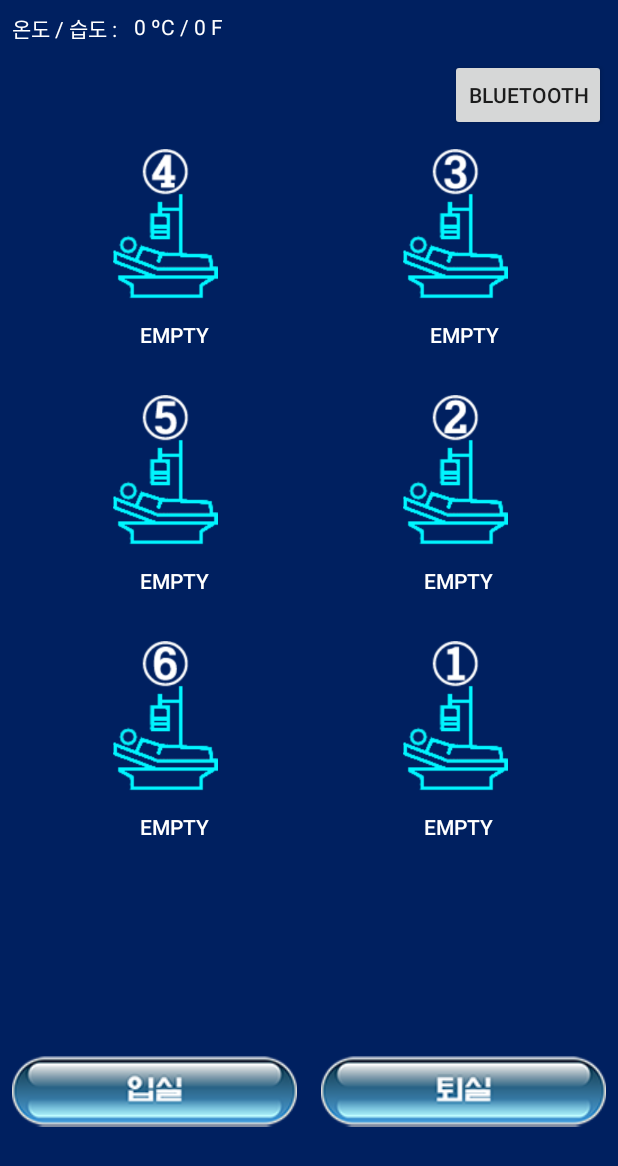
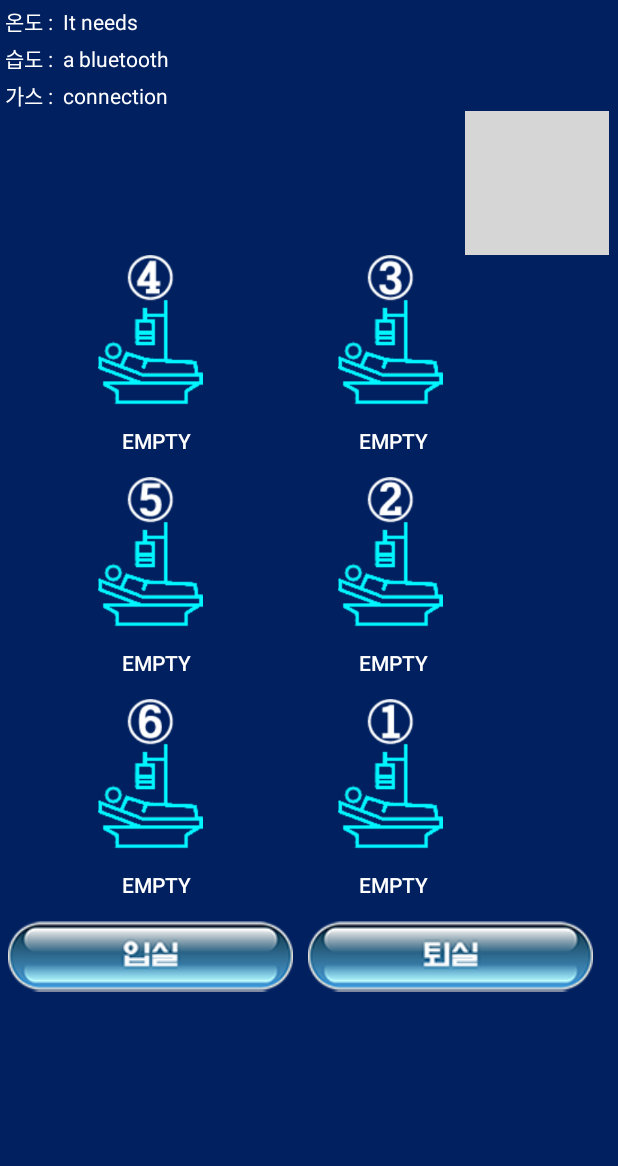
Before and after one commit to Jake2433/HospitalRoom, an Android app: the Room screen opened directly, with no data from a screen before it, on a phone screen of 412 x 824 dp. Shown: the top 1166 px of the screen. Run offline under Robolectric (Android 15) with nearby library versions, the phone set to English and light mode, and no system bars; 3 statements that could not run were skipped; grey boxes are pictures that could not be loaded.

Commit message:
블루투스 내용 파싱 및 마무리 작업

```diff
--- a/app/src/main/res/layout/activity_room.xml
+++ b/app/src/main/res/layout/activity_room.xml
@@ -1,250 +1,257 @@
 <?xml version="1.0" encoding="utf-8"?>
-<android.support.constraint.ConstraintLayout xmlns:android="http://schemas.android.com/apk/res/android"
+<TableLayout xmlns:android="http://schemas.android.com/apk/res/android"
     xmlns:app="http://schemas.android.com/apk/res-auto"
     xmlns:tools="http://schemas.android.com/tools"
     android:orientation="vertical" android:layout_width="match_parent"
     android:layout_height="match_parent"
     android:background="#002060">
 
+    <TableRow android:layout_width="wrap_content">
+
+        <LinearLayout>
         <TextView
             android:id="@+id/textView2"
-        android:layout_width="0dp"
+            android:layout_width="wrap_content"
             android:layout_height="wrap_content"
-        android:text="온도 / 습도 : "
-        android:textColor="#ffffff"
-        app:layout_constraintTop_toTopOf="parent"
-        android:layout_marginTop="8dp"
-        android:layout_marginLeft="8dp"
-        app:layout_constraintLeft_toLeftOf="parent"
-        android:layout_marginStart="8dp" />
+            android:layout_marginLeft="3dp"
+            android:layout_marginTop="3dp"
+            android:text="온도 : "
+            android:textColor="#ffffff"/>
 
         <TextView
-        android:id="@+id/tv_value"
-        android:layout_width="0dp"
+            android:id="@+id/tv_temp"
+            android:layout_width="wrap_content"
             android:layout_height="wrap_content"
-        android:text="0 ºC / 0 F"
-        android:textColor="#ffffff"
-        app:layout_constraintTop_toTopOf="parent"
-        android:layout_marginTop="8dp"
-        app:layout_constraintLeft_toRightOf="@+id/textView2"
-        android:layout_marginLeft="8dp"
-        android:layout_marginRight="8dp"
-        app:layout_constraintRight_toRightOf="parent"
-        android:layout_marginStart="8dp"
-        android:layout_marginEnd="8dp" />
+            android:layout_marginTop="3dp"
+            android:layout_marginLeft="3dp"
+            android:text="It needs"
+            android:textColor="#FFFFFF"/>
+        </LinearLayout>
+    </TableRow>
+
+    <TableRow>
+        <LinearLayout>
+            <TextView
+                android:id="@+id/textView3"
+                android:layout_width="wrap_content"
+                android:layout_height="wrap_content"
+                android:layout_marginLeft="3dp"
+                android:layout_marginTop="3dp"
+                android:text="습도 : "
+                android:textColor="#ffffff"/>
+            <TextView
+                android:id="@+id/tv_humi"
+                android:layout_width="wrap_content"
+                android:layout_height="wrap_content"
+                android:layout_marginTop="3dp"
+                android:layout_marginLeft="3dp"
+                android:text="a bluetooth"
+                android:textColor="#FFFFFF" />
+        </LinearLayout>
+    </TableRow>
+
+    <TableRow>
+        <LinearLayout>
+            <TextView
+                android:id="@+id/textView4"
+                android:layout_width="wrap_content"
+                android:layout_height="wrap_content"
+                android:layout_marginLeft="3dp"
+                android:layout_marginTop="3dp"
+                android:text="가스 : "
+                android:textColor="#ffffff" />
+            <TextView
+                android:id="@+id/tv_gas"
+                android:layout_width="wrap_content"
+                android:layout_height="wrap_content"
+                android:layout_marginTop="3dp"
+                android:layout_marginLeft="3dp"
+                android:text="connection"
+                android:textColor="#FFFFFF"/>
+        </LinearLayout>
+    </TableRow>
+
+    <TableRow
+        android:layout_width="match_parent"
+        android:layout_height="match_parent">
+
+        <LinearLayout>
+
+            <android.support.v7.widget.AppCompatImageView
+                android:id="@+id/button_connect"
+                android:layout_width="wrap_content"
+                android:layout_height="wrap_content"
+                android:layout_marginLeft="310dp"
+                android:onClick="CliBluetooth"
+                android:text="블루투스"
+                app:srcCompat="@drawable/bluetooth" />
+        </LinearLayout>
+    </TableRow>
+
+    <TableRow>
+        <LinearLayout android:layout_gravity="center_vertical">
+            <android.support.v7.widget.AppCompatImageView
+                android:id="@+id/Iv_FourthP"
+                android:layout_width="100dp"
+                android:layout_height="100dp"
+                android:layout_marginLeft="50dp"
+                android:layout_marginRight="50dp"
+                android:onClick="CliFourthP"
+                app:srcCompat="@drawable/patient4" />
+
+            <android.support.v7.widget.AppCompatImageView
+                android:id="@+id/Iv_ThirdP"
+                android:layout_width="100dp"
+                android:layout_height="100dp"
+                android:layout_marginLeft="10dp"
+                android:layout_marginRight="50dp"
+                android:onClick="CliThirdP"
+                app:srcCompat="@drawable/patient3" />
+        </LinearLayout>
+    </TableRow>
+
+    <TableRow>
+        <LinearLayout android:layout_gravity="center_vertical">
+            <Button
+                android:id="@+id/Btn_FourthP"
+                android:layout_width="wrap_content"
+                android:layout_height="wrap_content"
+                android:layout_marginLeft="60dp"
+                android:layout_marginRight="50dp"
+                android:background="#00000000"
+                android:onClick="CliFourthP"
+                android:text="EMPTY"
+                android:textColor="#ffffff"/>
 
             <Button
-        android:id="@+id/Btn_FirstP"
-        android:layout_width="180dp"
-        android:layout_height="48dp"
+                android:id="@+id/Btn_ThirdP"
+                android:layout_width="wrap_content"
+                android:layout_height="wrap_content"
+                android:layout_marginLeft="20dp"
+                android:layout_marginRight="50dp"
                 android:background="#00000000"
-        android:onClick="CliFirstP"
+                android:onClick="CliThirdP"
+                android:text="EMPTY"
+                android:textColor="#ffffff" />
+
+        </LinearLayout>
+    </TableRow>
+
+    <TableRow>
+        <LinearLayout android:layout_gravity="center_vertical">
+            <android.support.v7.widget.AppCompatImageView
+                android:id="@+id/Iv_FifthP"
+                android:layout_width="100dp"
+                android:layout_height="100dp"
+                app:srcCompat="@drawable/patient5"
+                android:layout_marginLeft="50dp"
+                android:layout_marginRight="50dp"
+                android:onClick="CliFifthP" />
+
+            <android.support.v7.widget.AppCompatImageView
+                android:id="@+id/Iv_SecondP"
+                android:layout_width="100dp"
+                android:layout_height="100dp"
+                app:srcCompat="@drawable/patient2"
+                android:layout_marginLeft="10dp"
+                android:layout_marginRight="50dp"
+                android:onClick="CliSecondP"/>
+
+        </LinearLayout>
+    </TableRow>
+
+    <TableRow>
+        <LinearLayout android:layout_gravity="center_vertical">
+            <Button
+                android:id="@+id/Btn_FifthP"
+                android:layout_width="wrap_content"
+                android:layout_height="wrap_content"
+                android:background="#00000000"
+                android:onClick="CliFifthP"
                 android:text="EMPTY"
                 android:textColor="#ffffff"
-        app:layout_constraintTop_toBottomOf="@+id/Iv_FirstP"
-        android:layout_marginRight="16dp"
-        app:layout_constraintRight_toRightOf="parent"
-        app:layout_constraintLeft_toRightOf="@+id/Btn_SixthP"
-        android:layout_marginLeft="8dp"
-        android:layout_marginStart="8dp"
-        android:layout_marginEnd="16dp" />
-
+                android:layout_marginLeft="60dp"
+                android:layout_marginRight="50dp"/>
             <Button
                 android:id="@+id/Btn_SecondP"
-        android:layout_width="180dp"
-        android:layout_height="48dp"
+                android:layout_width="wrap_content"
+                android:layout_height="wrap_content"
                 android:background="#00000000"
                 android:onClick="CliSecondP"
                 android:text="EMPTY"
                 android:textColor="#ffffff"
-        app:layout_constraintTop_toBottomOf="@+id/Iv_SecondP"
-        android:layout_marginRight="16dp"
-        app:layout_constraintRight_toRightOf="parent"
-        app:layout_constraintLeft_toRightOf="@+id/Btn_FifthP"
-        android:layout_marginLeft="8dp"
-        android:layout_marginStart="8dp"
-        android:layout_marginEnd="16dp" />
+                android:layout_marginLeft="20dp"
+                android:layout_marginRight="50dp"/>
+        </LinearLayout>
+    </TableRow>
 
-    <Button
-        android:id="@+id/Btn_ThirdP"
-        android:layout_width="180dp"
-        android:layout_height="48dp"
-        android:layout_marginRight="8dp"
-        android:background="#00000000"
-        android:onClick="CliThirdP"
-        android:text="EMPTY"
-        android:textColor="#ffffff"
-        app:layout_constraintRight_toRightOf="parent"
-        app:layout_constraintTop_toBottomOf="@+id/Iv_ThirdP"
-        android:layout_marginEnd="8dp"
-        app:layout_constraintLeft_toRightOf="@+id/Btn_FourthP"
-        android:layout_marginLeft="8dp"
-        android:layout_marginStart="8dp" />
-
-    <Button
-        android:id="@+id/Btn_FourthP"
-        android:layout_width="180dp"
-        android:layout_height="48dp"
-        android:layout_marginLeft="26dp"
-        android:background="#00000000"
-        android:onClick="CliFourthP"
-        android:text="EMPTY"
-        android:textColor="#ffffff"
-        app:layout_constraintLeft_toLeftOf="parent"
-        app:layout_constraintTop_toBottomOf="@+id/Iv_FourthP"
-        android:layout_marginStart="26dp" />
-
-    <Button
-        android:id="@+id/Btn_FifthP"
-        android:layout_width="180dp"
-        android:layout_height="48dp"
-        android:background="#00000000"
-        android:onClick="CliFifthP"
-        android:text="EMPTY"
-        android:textColor="#ffffff"
-        app:layout_constraintTop_toBottomOf="@+id/Iv_FifthP"
-        android:layout_marginLeft="26dp"
-        app:layout_constraintLeft_toLeftOf="parent"
-        android:layout_marginStart="26dp" />
-
-    <Button
-        android:id="@+id/Btn_SixthP"
-        android:layout_width="180dp"
-        android:layout_height="48dp"
-        android:background="#00000000"
+    <TableRow>
+        <LinearLayout android:layout_gravity="center_vertical">
+            <android.support.v7.widget.AppCompatImageView
+                android:id="@+id/Iv_SixthP"
+                android:layout_width="100dp"
+                android:layout_height="100dp"
+                app:srcCompat="@drawable/patient6"
                 android:onClick="CliSixthP"
-        android:text="EMPTY"
-        android:textColor="#ffffff"
-        app:layout_constraintLeft_toLeftOf="parent"
-        app:layout_constraintTop_toBottomOf="@+id/Iv_SixthP"
-        android:layout_marginLeft="26dp"
-        android:layout_marginStart="26dp" />
-
-    <android.support.v7.widget.AppCompatImageButton
-        android:id="@+id/Btn_add"
-        android:layout_width="wrap_content"
-        android:layout_height="wrap_content"
-        android:layout_marginLeft="16dp"
-        android:layout_marginStart="8dp"
-        android:layout_marginTop="8dp"
-        android:background="#00000000"
-        android:onClick="CliAdd"
-        android:text="입실"
-        app:layout_constraintBottom_toBottomOf="parent"
-        app:layout_constraintLeft_toLeftOf="parent"
-        app:layout_constraintTop_toBottomOf="@+id/Btn_SixthP"
-        app:layout_constraintVertical_bias="0.652"
-        app:srcCompat="@drawable/checkin"
-        android:layout_marginBottom="8dp" />
-
-    <android.support.v7.widget.AppCompatImageButton
-        android:id="@+id/Btn_rmv"
-        android:layout_width="wrap_content"
-        android:layout_height="wrap_content"
-        android:layout_marginBottom="8dp"
-        android:layout_marginTop="8dp"
-        android:background="#00000000"
-        android:onClick="CliRmv"
-        android:text="퇴실"
-        app:layout_constraintBottom_toBottomOf="parent"
-        app:layout_constraintTop_toBottomOf="@+id/Btn_FirstP"
-        app:layout_constraintVertical_bias="0.652"
-        app:srcCompat="@drawable/checkout"
-        app:layout_constraintLeft_toRightOf="@+id/Btn_add"
-        android:layout_marginLeft="8dp"
-        android:layout_marginRight="8dp"
-        app:layout_constraintRight_toRightOf="parent"
-        app:layout_constraintHorizontal_bias="1.0" />
-
+                android:layout_marginLeft="50dp"
+                android:layout_marginRight="50dp"/>
             <android.support.v7.widget.AppCompatImageView
                 android:id="@+id/Iv_FirstP"
                 android:layout_width="100dp"
                 android:layout_height="100dp"
                 app:srcCompat="@drawable/patient1"
                 android:onClick="CliFirstP"
-        android:layout_marginTop="16dp"
-        app:layout_constraintTop_toBottomOf="@+id/Btn_SecondP"
-        app:layout_constraintLeft_toRightOf="@+id/Iv_SixthP"
-        android:layout_marginRight="8dp"
-        app:layout_constraintRight_toRightOf="parent"
-        android:layout_marginEnd="8dp"
-        app:layout_constraintHorizontal_bias="0.65" />
+                android:layout_marginLeft="10dp"
+                android:layout_marginRight="50dp"/>
+        </LinearLayout>
+    </TableRow>
 
-    <android.support.v7.widget.AppCompatImageView
-        android:id="@+id/Iv_SecondP"
-        android:layout_width="100dp"
-        android:layout_height="100dp"
-        app:srcCompat="@drawable/patient2"
-        android:onClick="CliSecondP"
-        android:layout_marginTop="16dp"
-        app:layout_constraintTop_toBottomOf="@+id/Btn_ThirdP"
-        app:layout_constraintLeft_toRightOf="@+id/Iv_FifthP"
-        android:layout_marginRight="8dp"
-        app:layout_constraintRight_toRightOf="parent"
-        android:layout_marginEnd="8dp"
-        app:layout_constraintHorizontal_bias="0.65" />
-
-    <android.support.v7.widget.AppCompatImageView
-        android:id="@+id/Iv_ThirdP"
-        android:layout_width="100dp"
-        android:layout_height="100dp"
-        app:srcCompat="@drawable/patient3"
-        android:onClick="CliThirdP"
-        app:layout_constraintLeft_toRightOf="@+id/Iv_FourthP"
-        android:layout_marginRight="8dp"
-        app:layout_constraintRight_toRightOf="parent"
-        android:layout_marginEnd="8dp"
-        app:layout_constraintHorizontal_bias="0.65"
-        android:layout_marginTop="72dp"
-        app:layout_constraintTop_toBottomOf="@+id/tv_value" />
-
-    <android.support.v7.widget.AppCompatImageView
-        android:id="@+id/Iv_SixthP"
-        android:layout_width="100dp"
-        android:layout_height="100dp"
-        app:srcCompat="@drawable/patient6"
-        android:onClick="CliSixthP"
-        android:layout_marginTop="16dp"
-        app:layout_constraintTop_toBottomOf="@+id/Btn_FifthP"
-        android:layout_marginLeft="60dp"
-        app:layout_constraintLeft_toLeftOf="parent"
-        android:layout_marginStart="60dp" />
-
-    <android.support.v7.widget.AppCompatImageView
-        android:id="@+id/Iv_FifthP"
-        android:layout_width="100dp"
-        android:layout_height="100dp"
-        app:srcCompat="@drawable/patient5"
-        android:onClick="CliFifthP"
-        android:layout_marginTop="16dp"
-        app:layout_constraintTop_toBottomOf="@+id/Btn_FourthP"
-        android:layout_marginLeft="60dp"
-        app:layout_constraintLeft_toLeftOf="parent"
-        android:layout_marginStart="60dp" />
-
-    <android.support.v7.widget.AppCompatImageView
-        android:id="@+id/Iv_FourthP"
-        android:layout_width="100dp"
-        android:layout_height="100dp"
-        app:srcCompat="@drawable/patient4"
-        android:onClick="CliFourthP"
-        android:layout_marginLeft="60dp"
-        app:layout_constraintLeft_toLeftOf="parent"
-        android:layout_marginTop="72dp"
-        app:layout_constraintTop_toBottomOf="@+id/tv_value"
-        android:layout_marginStart="60dp" />
-
+    <TableRow>
+        <LinearLayout android:layout_gravity="center_vertical">
             <Button
-        android:id="@+id/button_connect"
+                android:id="@+id/Btn_SixthP"
                 android:layout_width="wrap_content"
                 android:layout_height="wrap_content"
-        android:layout_marginBottom="8dp"
-        android:layout_marginEnd="8dp"
-        android:layout_marginTop="8dp"
-        android:text="BLUETOOTH"
-        app:layout_constraintBottom_toTopOf="@+id/Iv_ThirdP"
-        app:layout_constraintEnd_toEndOf="parent"
-        app:layout_constraintTop_toBottomOf="@+id/tv_value"
-        android:onClick="CliBluetooth"/>
+                android:background="#00000000"
+                android:onClick="CliSixthP"
+                android:text="EMPTY"
+                android:textColor="#ffffff"
+                android:layout_marginLeft="60dp"
+                android:layout_marginRight="50dp"/>
+            <Button
+                android:id="@+id/Btn_FirstP"
+                android:layout_width="wrap_content"
+                android:layout_height="wrap_content"
+                android:background="#00000000"
+                android:onClick="CliFirstP"
+                android:text="EMPTY"
+                android:textColor="#ffffff"
+                android:layout_marginLeft="20dp"
+                android:layout_marginRight="50dp"/>
+        </LinearLayout>
+    </TableRow>
 
-</android.support.constraint.ConstraintLayout>
+    <TableRow>
+        <LinearLayout android:layout_gravity="left">
+            <android.support.v7.widget.AppCompatImageButton
+                android:id="@+id/Btn_add"
+                android:layout_width="wrap_content"
+                android:layout_height="wrap_content"
+                android:layout_marginLeft="5dp"
+                android:background="#00000000"
+                android:onClick="CliAdd"
+                android:text="입실"
+                app:srcCompat="@drawable/checkin" />
+
+            <android.support.v7.widget.AppCompatImageButton
+                android:id="@+id/Btn_rmv"
+                android:layout_width="wrap_content"
+                android:layout_height="wrap_content"
+                android:layout_marginLeft="10dp"
+                android:background="#00000000"
+                android:onClick="CliRmv"
+                android:text="퇴실"
+                app:srcCompat="@drawable/checkout" />
+        </LinearLayout>
+    </TableRow>
+</TableLayout>
```
Lines whose indentation alone changed are shown as unchanged.
